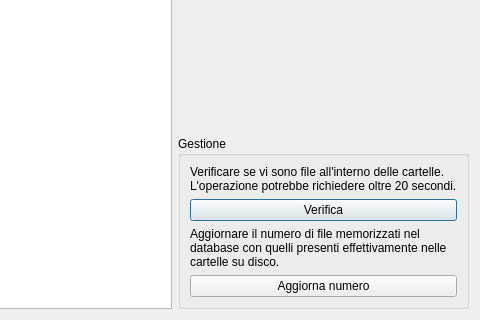
tarateo78/Praticometro, file verificaaggiornamenti.ui: the form before one commit; both pictures show x 720 to 1200 and y 315 to 635 of the 1200 by 635 pixel window.
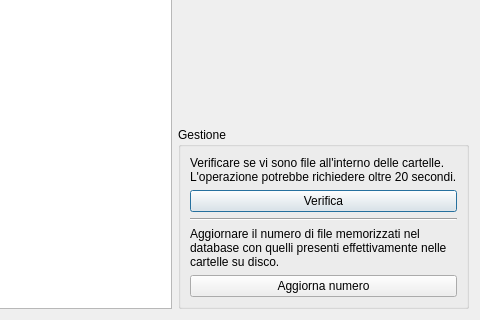
The form after the commit.

```diff
--- a/verificaaggiornamenti.ui
+++ b/verificaaggiornamenti.ui
@@ -90,6 +90,13 @@
             </property>
            </widget>
           </item>
+          <item>
+           <widget class="Line" name="line">
+            <property name="orientation">
+             <enum>Qt::Horizontal</enum>
+            </property>
+           </widget>
+          </item>
           <item>
            <widget class="QLabel" name="label_2">
             <property name="text">
```
